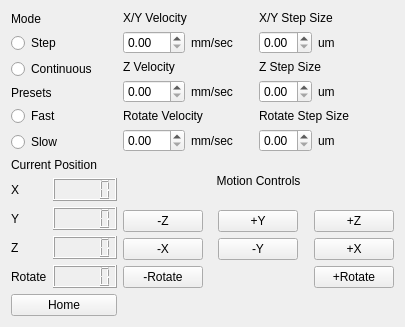
BYUCamachoLab/autogator, file keyboardGUI.ui: the form before one commit.
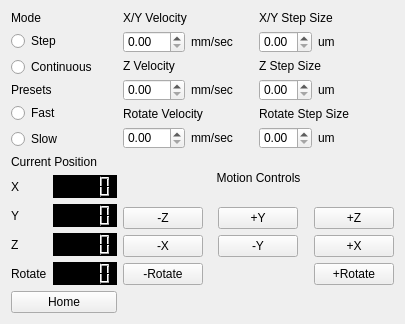
The form after the commit.

Diff of the .ui file:
```diff
--- a/keyboardGUI.ui
+++ b/keyboardGUI.ui
@@ -13,6 +13,11 @@
   <property name="windowTitle">
    <string>Form</string>
   </property>
+  <property name="styleSheet">
+   <string notr="true">QLCDNumber{
+    background-color: rgb(0, 0, 0);
+}</string>
+  </property>
   <property name="moveHome" stdset="0">
    <string>H</string>
   </property>
@@ -219,61 +224,6 @@
        </item>
       </layout>
      </item>
-     <item row="2" column="1">
-      <layout class="QGridLayout" name="gridLayout_5">
-       <item row="0" column="0" colspan="2">
-        <widget class="QLabel" name="label_16">
-         <property name="text">
-          <string>Current Position</string>
-         </property>
-        </widget>
-       </item>
-       <item row="1" column="1">
-        <widget class="QLCDNumber" name="lcdNumber"/>
-       </item>
-       <item row="1" column="0">
-        <widget class="QLabel" name="label_20">
-         <property name="text">
-          <string>X</string>
-         </property>
-        </widget>
-       </item>
-       <item row="2" column="1">
-        <widget class="QLCDNumber" name="lcdNumber_2"/>
-       </item>
-       <item row="3" column="0">
-        <widget class="QLabel" name="label_18">
-         <property name="text">
-          <string>Z</string>
-         </property>
-        </widget>
-       </item>
-       <item row="3" column="1">
-        <widget class="QLCDNumber" name="lcdNumber_3">
-         <property name="styleSheet">
-          <string notr="true"/>
-         </property>
-        </widget>
-       </item>
-       <item row="4" column="0">
-        <widget class="QLabel" name="label_17">
-         <property name="text">
-          <string>Rotate</string>
-         </property>
-        </widget>
-       </item>
-       <item row="2" column="0">
-        <widget class="QLabel" name="label_19">
-         <property name="text">
-          <string>Y</string>
-         </property>
-        </widget>
-       </item>
-       <item row="4" column="1">
-        <widget class="QLCDNumber" name="lcdNumber_4"/>
-       </item>
-      </layout>
-     </item>
      <item row="0" column="4" rowspan="2" colspan="2">
       <layout class="QGridLayout" name="gridLayout_2">
        <item row="0" column="0" colspan="2">
@@ -411,6 +361,67 @@
        </item>
       </layout>
      </item>
+     <item row="2" column="1">
+      <layout class="QGridLayout" name="positionLayout">
+       <item row="2" column="0">
+        <widget class="QLabel" name="label_19">
+         <property name="text">
+          <string>Y</string>
+         </property>
+        </widget>
+       </item>
+       <item row="4" column="0">
+        <widget class="QLabel" name="label_17">
+         <property name="text">
+          <string>Rotate</string>
+         </property>
+        </widget>
+       </item>
+       <item row="1" column="0">
+        <widget class="QLabel" name="label_20">
+         <property name="text">
+          <string>X</string>
+         </property>
+        </widget>
+       </item>
+       <item row="3" column="0">
+        <widget class="QLabel" name="label_18">
+         <property name="text">
+          <string>Z</string>
+         </property>
+        </widget>
+       </item>
+       <item row="0" column="0" colspan="2">
+        <widget class="QLabel" name="label_16">
+         <property name="text">
+          <string>Current Position</string>
+         </property>
+        </widget>
+       </item>
+       <item row="3" column="1">
+        <widget class="QLCDNumber" name="Z_POS">
+         <property name="styleSheet">
+          <string notr="true"/>
+         </property>
+        </widget>
+       </item>
+       <item row="1" column="1">
+        <widget class="QLCDNumber" name="X_POS">
+         <property name="styleSheet">
+          <string notr="true">QLCDNumber{
+    color: rgb(248, 120, 120);    
+}</string>
+         </property>
+        </widget>
+       </item>
+       <item row="2" column="1">
+        <widget class="QLCDNumber" name="Y_POS"/>
+       </item>
+       <item row="4" column="1">
+        <widget class="QLCDNumber" name="PSI_POS"/>
+       </item>
+      </layout>
+     </item>
     </layout>
    </item>
   </layout>
```
